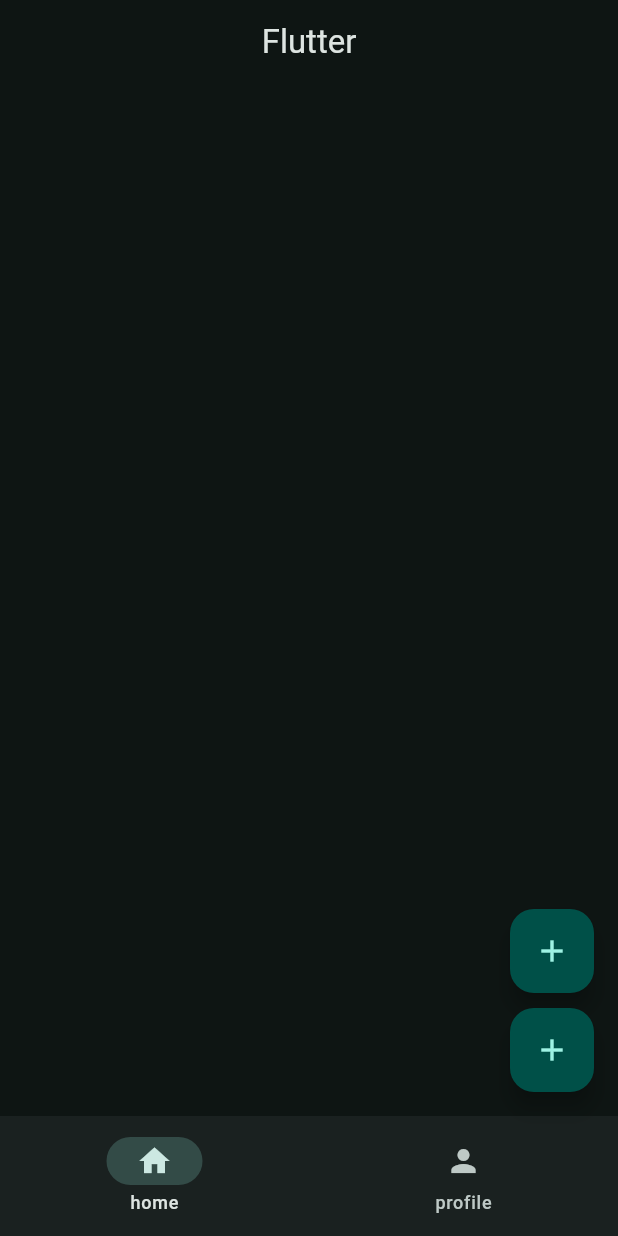
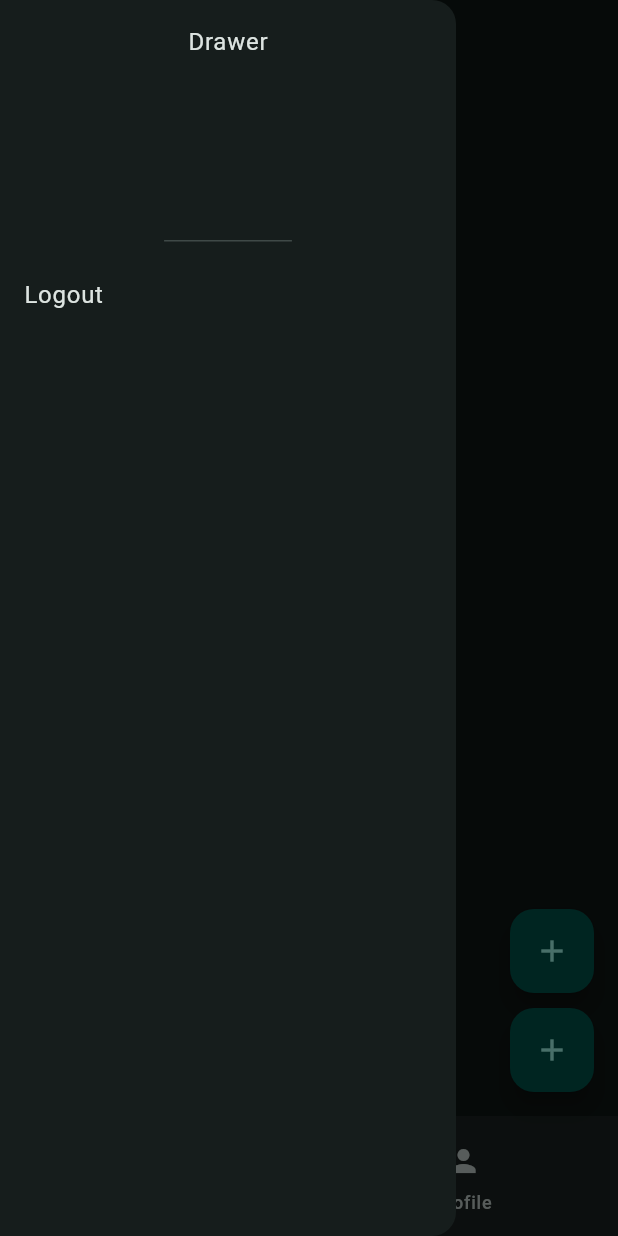
Before and after one commit to difunk/FLUTTER-PLAYGROUND-APP, a Flutter app: the screen it shows after launch, with the side drawer open (before the commit the screen has no drawer), on a phone screen of 412 x 824 dp. Run offline on Flutter 3.47's test engine with Material 3 defaults, Android fonts, the phone set to English and light mode, and no system bars.

Commit message:
drawer widget

```diff
--- a/lib/main.dart
+++ b/lib/main.dart
@@ -19,6 +19,14 @@ class MyApp extends StatelessWidget {
       ),
       home: Scaffold(
         appBar: AppBar(title: Text("Flutter"), centerTitle: true),
+        drawer: Drawer(
+          child: Column(
+            children: [
+              DrawerHeader(child: Text("Drawer")),
+              ListTile(title: Text("Logout")),
+            ],
+          ),
+        ),
         floatingActionButton: Column(
           mainAxisSize: MainAxisSize.min,
           children: [
```
